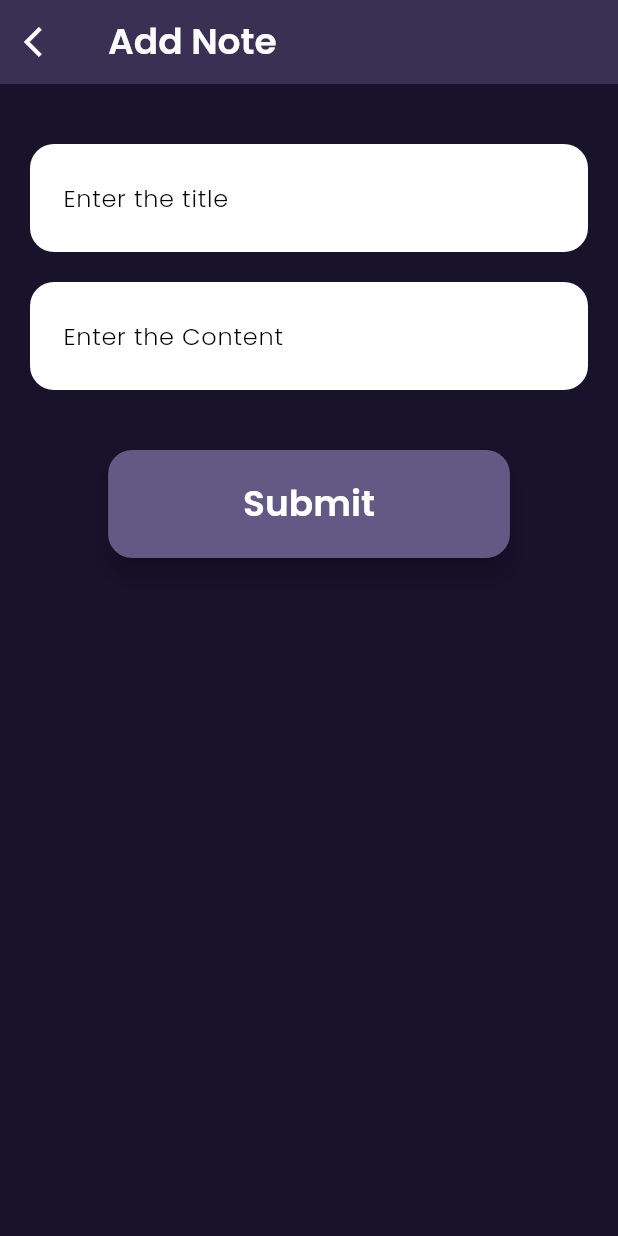
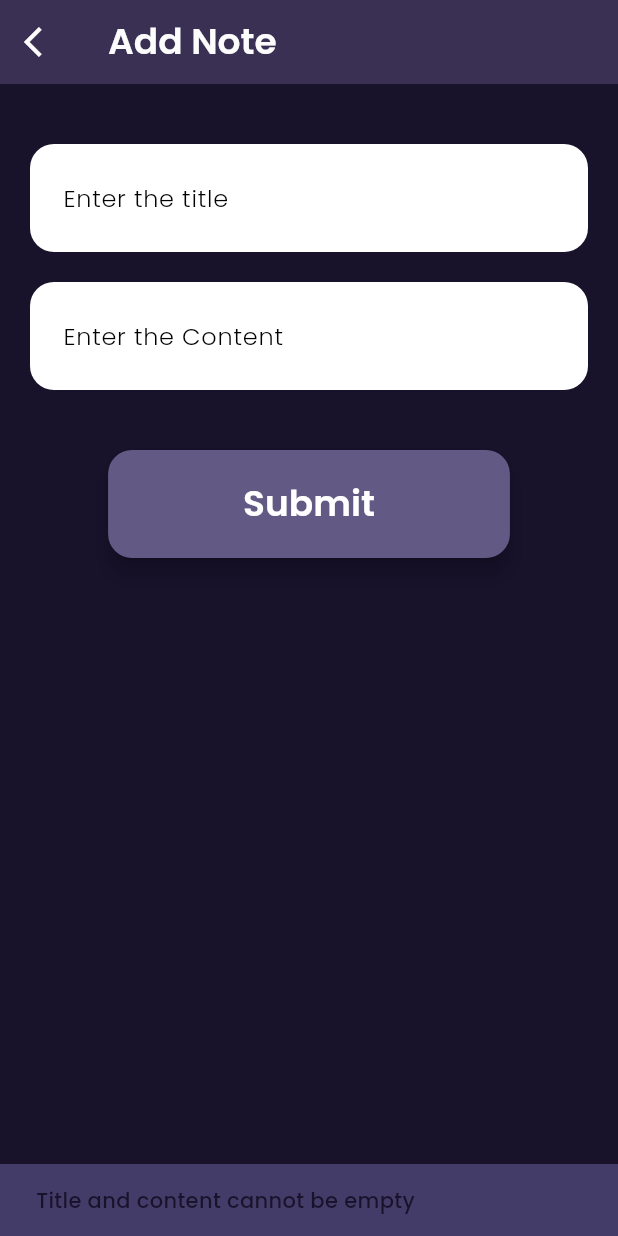
Before and after one commit to Vishnu-Vishwas/quick_notes_firesbase_assignment, a Flutter app: the AddNoteScreen screen opened by its route, after a tap on "Submit", on a phone screen of 412 x 824 dp. Run offline on Flutter 3.47's test engine with Material 3 defaults, Android fonts, the phone set to English and light mode, and no system bars; our stand-ins replace auto_route, cloud_firestore, dartz, equatable, firebase_auth, firebase_core and 2 more; accounts and stored records are empty.

Commit message:
completed add task page

```diff
--- a/lib/core/constants/text_constants.dart
+++ b/lib/core/constants/text_constants.dart
@@ -30,6 +30,8 @@ class TextConstants {
   static const String defaultErrorMessage = 'Something went wrong!';
   static const String authErrorMessage = 'Authentication Failed!';
   static const String firestoreErrorMessage = 'Sorry error fetching data';
+  static const String titleAndContentEmptyErrorMessage =
+      'Title and content cannot be empty';
 
   static const String firestoreSuccessMessage = 'firestore success';
 
--- a/lib/core/di/injector.dart
+++ b/lib/core/di/injector.dart
@@ -7,6 +7,7 @@ import 'package:quick_notes/features/notes/data/data_source/notes_remote_data_so
 import 'package:quick_notes/features/notes/data/repository_impl/notes_repository_impl.dart';
 import 'package:quick_notes/features/notes/domain/respositories/notes_repository.dart';
 import 'package:quick_notes/features/notes/domain/usecases/notes_use_cases.dart';
+import 'package:quick_notes/features/notes/presentation/bloc/add_notes_bloc/add_notes_bloc.dart';
 import 'package:quick_notes/features/notes/presentation/bloc/home_bloc/home_bloc.dart';
 
 class Injector {
@@ -35,6 +36,9 @@ class Injector {
       ..registerLazySingleton<NotesUseCases>(
         () => NotesUseCases(notesRepository: injector<NotesRepository>()),
       )
-      ..registerFactory<HomeBloc>(() => HomeBloc(injector<NotesUseCases>()));
+      ..registerFactory<HomeBloc>(() => HomeBloc(injector<NotesUseCases>()))
+      ..registerFactory<AddNotesBloc>(
+        () => AddNotesBloc(injector<NotesUseCases>()),
+      );
   }
 }
--- a/lib/core/errors.dart
+++ b/lib/core/errors.dart
@@ -24,3 +24,10 @@ class UnExpectedError extends Failure {
     super.errorMessage = TextConstants.defaultErrorMessage,
   });
 }
+
+class ValidateFailure extends Failure {
+  ValidateFailure({
+    super.statusCode = -1,
+    super.errorMessage = TextConstants.defaultErrorMessage,
+  });
+}
--- a/lib/core/theme/light_theme.dart
+++ b/lib/core/theme/light_theme.dart
@@ -4,20 +4,20 @@ class LightTheme {
   static final ThemeData lightTheme = ThemeData(
     fontFamily: 'Poppins',
 
-    colorScheme: const ColorScheme(
+    colorScheme: ColorScheme(
       brightness: Brightness.light,
 
-      primary: Color(0xFF635985), // light purple
-      onPrimary: Colors.white,
+      primary: const Color(0xFF635985), // light purple
+      onPrimary: Colors.black,
 
-      secondary: Color(0xFFBFCFE7), // soft lavender-blue
-      onSecondary: Colors.black,
+      secondary: const Color(0xFFBFCFE7), // soft lavender-blue
+      onSecondary: Colors.teal[100]!,
 
-      tertiary: Color(0xFFEADCF2), // pale lavender
+      tertiary: const Color(0xFFEADCF2), // pale lavender
       onTertiary: Colors.black,
 
-      surface: Color(0xFFF9F9F9), // soft near-white
-      onSurface: Color(0xFF393053), // text on white bg
+      surface: const Color(0xFFF9F9F9), // soft near-white
+      onSurface: const Color(0xFF393053), // text on white bg
 
       error: Colors.red,
       onError: Colors.white,
--- a/lib/features/notes/data/models/notes_model.dart
+++ b/lib/features/notes/data/models/notes_model.dart
@@ -23,7 +23,7 @@ class NotesModel extends NotesEntity {
 
   // from snapshot
   factory NotesModel.fromSnapshot(DocumentSnapshot<Map<String, dynamic>> doc) {
-    final data = doc.data()! ?? {};
+    final data = doc.data()!;
     return NotesModel(
       docId: doc.id,
       title: data['title'] ?? "",
--- a/lib/features/notes/presentation/bloc/add_notes_bloc/add_notes_bloc.dart
+++ b/lib/features/notes/presentation/bloc/add_notes_bloc/add_notes_bloc.dart
@@ -1,6 +1,9 @@
 import 'package:cloud_firestore/cloud_firestore.dart';
 import 'package:equatable/equatable.dart';
 import 'package:flutter_bloc/flutter_bloc.dart';
+import 'package:quick_notes/core/constants/text_constants.dart';
+import 'package:quick_notes/core/errors.dart';
+import 'package:quick_notes/features/notes/domain/entities/notes_entity.dart';
 import 'package:quick_notes/features/notes/domain/usecases/notes_use_cases.dart';
 
 part 'add_notes_event.dart';
@@ -10,16 +13,34 @@ class AddNotesBloc extends Bloc<AddNotesEvent, AddNotesState> {
   final NotesUseCases notesUseCases;
 
   AddNotesBloc(this.notesUseCases) : super(AddNotesInitial()) {
-    // on<AddNotesEvent>(_onAddNotes);
+    on<AddNoteEvent>(_onAddNotes);
   }
 
-  // void _onAddNotes(event, emit) {
-  //   final response = notesUseCases.addNote();
-  //
-  //   response.fold(
-  //     (error) => emit(AddNotesFailure(failureMessage: error)),
-  //     (String success) =>
-  //         emit(AddNotesSuccess(successMessage: success.toString())),
-  //   );
-  // }
+  Future<void> _onAddNotes(event, emit) async {
+    if (event.title.isEmpty || event.content.isEmpty) {
+      emit(
+        AddNotesFailureState(
+          failureMessage: ValidateFailure(
+            statusCode: -1,
+            errorMessage: TextConstants.titleAndContentEmptyErrorMessage,
+          ),
+        ),
+      );
+      return;
+    }
+
+    final NotesEntity note = NotesEntity(
+      title: event.title,
+      content: event.content,
+      timestamp: Timestamp.now(),
+    );
+
+    final result = await notesUseCases.addNote(note);
+    print("Note Sent from the bloc");
+
+    result.fold(
+      (failure) => emit(AddNotesFailureState(failureMessage: failure)),
+      (message) => emit(AddNotesSuccessState(successMessage: message)),
+    );
+  }
 }
--- a/lib/features/notes/presentation/bloc/add_notes_bloc/add_notes_event.dart
+++ b/lib/features/notes/presentation/bloc/add_notes_bloc/add_notes_event.dart
@@ -5,14 +5,9 @@ sealed class AddNotesEvent extends Equatable {}
 final class AddNoteEvent extends AddNotesEvent {
   final String title;
   final String content;
-  final Timestamp timestamp;
 
-  AddNoteEvent({
-    required this.title,
-    required this.content,
-    required this.timestamp,
-  });
+  AddNoteEvent({required this.title, required this.content});
 
   @override
-  List<Object?> get props => [];
+  List<Object?> get props => [title, content];
 }
--- a/lib/features/notes/presentation/bloc/add_notes_bloc/add_notes_state.dart
+++ b/lib/features/notes/presentation/bloc/add_notes_bloc/add_notes_state.dart
@@ -7,17 +7,17 @@ final class AddNotesInitial extends AddNotesState {
   List<Object?> get props => throw UnimplementedError();
 }
 
-final class AddNotesSuccess extends AddNotesState {
+final class AddNotesSuccessState extends AddNotesState {
   final String successMessage;
-  AddNotesSuccess({required this.successMessage});
+  AddNotesSuccessState({required this.successMessage});
 
   @override
   List<Object?> get props => [successMessage];
 }
 
-final class AddNotesFailure extends AddNotesState {
-  final String failureMessage;
-  AddNotesFailure({required this.failureMessage});
+final class AddNotesFailureState extends AddNotesState {
+  final Failure failureMessage;
+  AddNotesFailureState({required this.failureMessage});
 
   @override
   List<Object?> get props => [failureMessage];
--- a/lib/features/notes/presentation/screens/add_note_screen.dart
+++ b/lib/features/notes/presentation/screens/add_note_screen.dart
@@ -1,9 +1,12 @@
 import 'package:auto_route/auto_route.dart';
 import 'package:flutter/material.dart';
+import 'package:flutter_bloc/flutter_bloc.dart';
+import 'package:quick_notes/core/di/injector.dart';
 import 'package:quick_notes/core/extensions/context_extension.dart';
 import 'package:quick_notes/core/constants/text_constants.dart';
 import 'package:quick_notes/features/common/presentation/widgets/button_widget.dart';
 import 'package:quick_notes/features/common/presentation/widgets/text_form_field_widget.dart';
+import 'package:quick_notes/features/notes/presentation/bloc/add_notes_bloc/add_notes_bloc.dart';
 import 'package:quick_notes/features/notes/presentation/widgets/app_bar_widget.dart';
 
 @RoutePage()
@@ -16,8 +19,25 @@ class AddNoteScreen extends StatelessWidget {
   @override
   Widget build(BuildContext context) {
     final colorScheme = context.colorScheme;
-    final textTheme = context.textTheme;
 
+    return BlocProvider(
+      create: (_) => Injector.injector<AddNotesBloc>(),
+      child: BlocListener<AddNotesBloc, AddNotesState>(
+        listener: (context, state) {
+          if (state is AddNotesSuccessState) {
+            ScaffoldMessenger.of(
+              context,
+            ).showSnackBar(SnackBar(content: Text(state.successMessage)));
+            context.router.pop();
+          } else if (state is AddNotesFailureState) {
+            ScaffoldMessenger.of(context).showSnackBar(
+              SnackBar(content: Text(state.failureMessage.errorMessage)),
+            );
+          }
+        },
+        // Todo: is it correct to have builder here?
+        child: Builder(
+          builder: (context) {
             return Scaffold(
               backgroundColor: colorScheme.surface,
               appBar: const AppBarWidget(
@@ -25,10 +45,12 @@ class AddNoteScreen extends StatelessWidget {
                 backIcon: Icons.arrow_back_ios,
               ),
               body: Padding(
-        padding: const EdgeInsets.symmetric(horizontal: 20.0, vertical: 40),
+                padding: const EdgeInsets.symmetric(
+                  horizontal: 20.0,
+                  vertical: 40,
+                ),
                 child: Column(
                   children: [
-            // Title field
                     TextFormFieldWidget(
                       hintText: TextConstants.enterTitle,
                       controller: _titleController,
@@ -38,10 +60,23 @@ class AddNoteScreen extends StatelessWidget {
                       hintText: TextConstants.enterContent,
                       controller: _contentController,
                     ),
-
                     const SizedBox(height: 40),
-            ButtonWidget(text: TextConstants.submit, onTap: () {}),
+                    ButtonWidget(
+                      text: TextConstants.submit,
+                      onTap: () {
+                        context.read<AddNotesBloc>().add(
+                          AddNoteEvent(
+                            title: _titleController.text.trim(),
+                            content: _contentController.text.trim(),
+                          ),
+                        );
+                      },
+                    ),
                   ],
+                ),
+              ),
+            );
+          },
         ),
       ),
     );
--- a/lib/features/notes/presentation/screens/home_screen.dart
+++ b/lib/features/notes/presentation/screens/home_screen.dart
@@ -65,7 +65,7 @@ class HomeScreen extends StatelessWidget {
         ),
       ),
       floatingActionButton: FloatingActionButton(
-        backgroundColor: colorScheme.surface,
+        backgroundColor: colorScheme.primary,
         onPressed: () {
           context.router.push(AddNoteRoute());
         },
--- a/lib/features/notes/presentation/widgets/app_bar_widget.dart
+++ b/lib/features/notes/presentation/widgets/app_bar_widget.dart
@@ -1,7 +1,6 @@
 import 'package:auto_route/auto_route.dart';
-import 'package:flutter/cupertino.dart';
 import 'package:flutter/material.dart';
-import 'package:quick_notes/core/constants/text_constants.dart';
+
 import 'package:quick_notes/core/extensions/context_extension.dart';
 
 class AppBarWidget extends StatelessWidget implements PreferredSizeWidget {
@@ -29,7 +28,7 @@ class AppBarWidget extends StatelessWidget implements PreferredSizeWidget {
         onTap: () {
           context.router.pop();
         },
-        child: Icon(backIcon, color: colorScheme.onSecondary),
+        child: Icon(backIcon, color: colorScheme.onPrimary),
       ),
     );
   }
```
Lines whose indentation alone changed are shown as unchanged.
